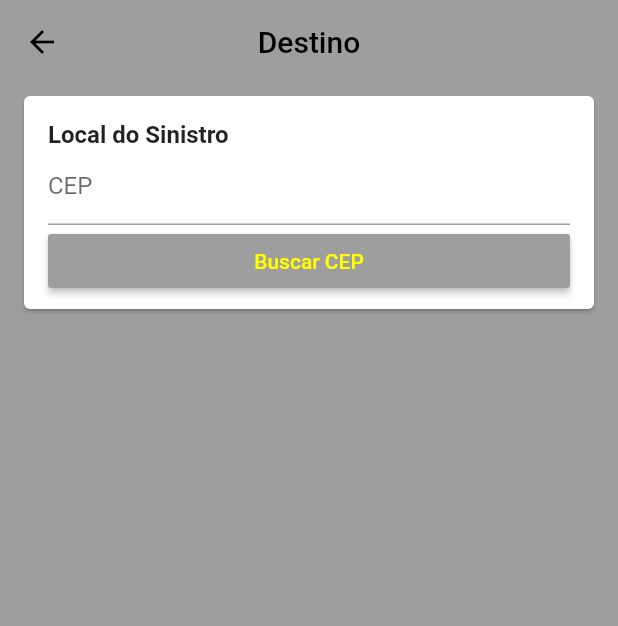
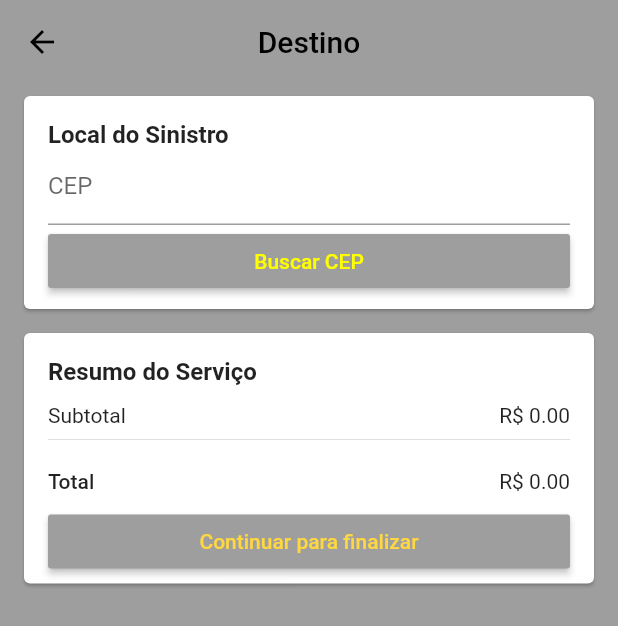
Before and after one commit to jonathanGontijo/dualPrime, a Flutter app: the OrderScreen screen opened by its route, after a tap on "Continuar para local da prestação do ser", on a phone screen of 412 x 824 dp. Shown: the top 626 px of the screen. Run offline on Flutter 3.47's test engine with Material 2 defaults, Android fonts, the phone set to English and light mode, and no system bars; our stand-ins replace brasil_fields, carousel_pro_nullsafety, cloud_firestore, dio, firebase_auth, firebase_core and 3 more; missing offline and left inert: alphabet_list_scroll_view; accounts and stored records are empty.

Commit message:
Pagina de finalizacao

```diff
--- a/lib/common/custom_icon_button.dart
+++ b/lib/common/custom_icon_button.dart
@@ -2,11 +2,12 @@ import 'package:flutter/material.dart';
 
 class CustomIconButton extends StatelessWidget {
 
-  const CustomIconButton({required this.iconData, required this.color, required this.onTap});
+  const CustomIconButton({this.size, required this.iconData, required this.color, required this.onTap});
 
   final IconData iconData;
   final Color color;
   final VoidCallback onTap;
+  final double? size;
 
   @override
   Widget build(BuildContext context) {
@@ -21,6 +22,7 @@ class CustomIconButton extends StatelessWidget {
             child: Icon(
               iconData,
               color: color,
+              size: size ?? 24,
             ),
           ),
         ),
--- a/lib/common/price_order.dart
+++ b/lib/common/price_order.dart
@@ -45,9 +45,7 @@ class PriceOrder extends StatelessWidget {
                 Text('Total',
                   style: TextStyle(fontWeight: FontWeight.w500),
                 ),
-                Text(
-                  'R\$ 14.99'
-                ),
+                Text('R\$ ${orderPrices.toStringAsFixed(2)}'),
               ],
             ),
             SizedBox(height: 8,),
--- a/lib/main.dart
+++ b/lib/main.dart
@@ -29,7 +29,7 @@ void main() async {
 
   runApp(MyApp());
 
-  CepAbertoService().getAddressFromCep('32.185-020').then((address) => print(address));
+  //CepAbertoService().getAddressFromCep('32.185-020').then((address) => print(address));
 
 }
 
--- a/lib/models/address.dart
+++ b/lib/models/address.dart
@@ -1,17 +1,17 @@
 class Address {
 
-  Address({required this.street, required this.district,
-    required this.zipCode, required this.city, required this.state, required this.lat, required this.long});
+  Address({this.street,  this.district, this.number, this.complement,
+     this.zipCode,  this.city,  this.state,  this.lat,  this.long});
 
-  late String street;
-  late String number;
-  late String complement;
-  late String district;
-  late String zipCode;
-  late String city;
-  late String state;
+  late String? street;
+  late String? number;
+  late String? complement;
+  late String? district;
+  late String? zipCode;
+  late String? city;
+  late String? state;
 
-  late double? lat;
-  late double? long;
+  double? lat;
+  double? long;
 
 }
--- a/lib/screens/adress/adress_screen.dart
+++ b/lib/screens/adress/adress_screen.dart
@@ -1,4 +1,7 @@
+import 'package:dual/common/price_order.dart';
+import 'package:dual/models/order_manager.dart';
 import 'package:flutter/material.dart';
+import 'package:provider/provider.dart';
 
 import 'components/adress_card.dart';
 
@@ -14,7 +17,17 @@ class AdressScreen extends StatelessWidget {
       ),
       body: ListView(
         children: [
-          AdressCard()
+          AdressCard(),
+          Consumer<OrderManager>(
+              builder: (_,orderManager, __){
+                return PriceOrder(
+                  buttonText: 'Continuar para finalizar',
+                  onPressed: /* orderManager.isAddressValid ? */ (){
+
+                  }, /*: null,*/
+                );
+              },
+          ),
         ],
       ),
     );
--- /dev/null
+++ b/lib/screens/adress/components/address_input_field.dart
@@ -0,0 +1,157 @@
+import 'package:dual/models/address.dart';
+import 'package:dual/models/order_manager.dart';
+import 'package:flutter/material.dart';
+import 'package:flutter/services.dart';
+import 'package:provider/provider.dart';
+
+class AddressInputField extends StatelessWidget {
+
+  const AddressInputField(this.address);
+
+  final Address address;
+
+  @override
+  Widget build(BuildContext context) {
+    final primaryColor = Theme.of(context).primaryColor;
+    //final orderManager = context.watch<OrderManager>();
+
+    String emptyValidator(String text) =>
+        text.isEmpty ? 'Campo obrigatório' : '';
+
+    if(address.street != null)
+    return Column(
+      crossAxisAlignment: CrossAxisAlignment.stretch,
+      children: <Widget>[
+        TextFormField(
+          initialValue: address.street,
+          decoration: const InputDecoration(
+            isDense: true,
+            labelText: 'Rua/Avenida',
+            hintText: 'Av. Barão Homem de Melo',
+          ),
+         // validator: emptyValidator,
+          onSaved: (t) => address.street = t,
+        ),
+        Row(
+          children: <Widget>[
+            Expanded(
+              child: TextFormField(
+                initialValue: address.number,
+                decoration: const InputDecoration(
+                  isDense: true,
+                  labelText: 'Número',
+                  hintText: '123',
+                ),
+                inputFormatters: [
+                  WhitelistingTextInputFormatter.digitsOnly,
+                ],
+                keyboardType: TextInputType.number,
+               // validator: emptyValidator,
+                onSaved: (t) => address.number = t,
+              ),
+            ),
+            const SizedBox(
+              width: 16,
+            ),
+            Expanded(
+              child: TextFormField(
+                initialValue: address.complement,
+                decoration: const InputDecoration(
+                  isDense: true,
+                  labelText: 'Complemento',
+                  hintText: 'Opcional',
+                ),
+                onSaved: (t) => address.complement = t,
+              ),
+            ),
+          ],
+        ),
+        TextFormField(
+          initialValue: address.district,
+          decoration: const InputDecoration(
+            isDense: true,
+            labelText: 'Bairro',
+            hintText: 'Estoril',
+          ),
+         // validator: emptyValidator,
+          onSaved: (t) => address.district = t,
+        ),
+        Row(
+          children: <Widget>[
+            Expanded(
+              flex: 3,
+              child: TextFormField(
+                //enabled: false,
+                initialValue: address.city,
+                decoration: const InputDecoration(
+                  isDense: true,
+                  labelText: 'Cidade',
+                  hintText: 'Belo Horizonte',
+                ),
+               // validator: emptyValidator,
+                onSaved: (t) => address.city = t,
+              ),
+            ),
+            const SizedBox(
+              width: 16,
+            ),
+            Expanded(
+              child: TextFormField(
+                autocorrect: false,
+                enabled: false,
+                textCapitalization: TextCapitalization.characters,
+                initialValue: address.state,
+                decoration: const InputDecoration(
+                  isDense: true,
+                  labelText: 'UF',
+                  hintText: 'MG',
+                  counterText: '',
+                ),
+                maxLength: 2,
+                validator: (e) {
+                  if (e!.isEmpty) {
+                    return 'Campo obrigatório';
+                  } else if (e.length != 2) {
+                    return 'Inválido';
+                  }
+                  return null;
+                },
+                onSaved: (t) => address.state = t,
+              ),
+            ),
+          ],
+        ),
+        const SizedBox(height: 8,),
+        RaisedButton(
+          color: primaryColor,
+          disabledColor: primaryColor.withAlpha(100),
+          textColor: Colors.yellowAccent,
+          onPressed: ()async {
+            if(Form.of(context)!.validate()){
+              Form.of(context)!.save();
+              try{
+                await context.read<OrderManager>().setAddress(address);
+              } catch (e){
+                Scaffold.of(context).showSnackBar(
+                    SnackBar(
+                      content: Text('$e'),
+                      backgroundColor: Colors.red,
+                    )
+                );
+              }
+            }
+          },
+          child: const Text('Calcular Distancia'),
+        ),
+      ],
+    );
+    else return Container();
+    /*else if(address.zipCode != null)
+      return Padding(
+        padding: EdgeInsets.only(bottom: 16),
+        child: Text(
+            '${address.street}, ${address.number}\n${address.district}\n${address.city} - ${address.state}'
+        ),
+      );*/
+  }
+}
--- a/lib/screens/adress/components/adress_card.dart
+++ b/lib/screens/adress/components/adress_card.dart
@@ -1,4 +1,6 @@
+import 'package:dual/models/address.dart';
 import 'package:dual/models/order_manager.dart';
+import 'package:dual/screens/adress/components/address_input_field.dart';
 import 'package:flutter/material.dart';
 import 'package:provider/provider.dart';
 import 'cep_input_field.dart';
@@ -13,8 +15,7 @@ class AdressCard extends StatelessWidget {
         padding: EdgeInsets.fromLTRB(16, 16, 16, 8),
         child: Consumer<OrderManager>(
           builder: (_, orderManager, __){
-            final address = orderManager.address;
-            print(address);
+            final address = orderManager.address ?? Address();
 
             return Form(
               child: Column(
@@ -27,7 +28,15 @@ class AdressCard extends StatelessWidget {
                       fontSize: 16,
                     ),
                   ),
-                  CepInputField()
+                  CepInputField(address),
+                  AddressInputField(address),
+                 // if(address.zipCode != null && orderManager.distancyP != null)
+                   /* Padding(
+                        padding: EdgeInsets.only(bottom: 16),
+                      child: Text(
+                        '${address.street}, ${address.number}\n${address.district}\n${address.city} - ${address.state}'
+                      ),
+                    )*/
                 ],
               ),
             );
--- a/lib/screens/adress/components/cep_input_field.dart
+++ b/lib/screens/adress/components/cep_input_field.dart
@@ -1,4 +1,6 @@
 import 'package:brasil_fields/brasil_fields.dart';
+import 'package:dual/common/custom_icon_button.dart';
+import 'package:dual/models/address.dart';
 import 'package:dual/models/order_manager.dart';
 import 'package:flutter/material.dart';
 import 'package:flutter/services.dart';
@@ -6,12 +8,18 @@ import 'package:provider/provider.dart';
 
 class CepInputField extends StatelessWidget {
 
+  CepInputField(this.address);
+
+  final Address address;
+
   final TextEditingController cepController = TextEditingController();
 
   @override
   Widget build(BuildContext context) {
+
     final primaryColor = Theme.of(context).primaryColor;
 
+    if(address.street == null)
     return Column(
       crossAxisAlignment: CrossAxisAlignment.stretch,
       children: [
@@ -20,7 +28,7 @@ class CepInputField extends StatelessWidget {
           decoration: InputDecoration(
             isDense: true,
             labelText: 'CEP',
-            hintText: '12.345-678'
+            hintText: '32.345-678'
           ),
           inputFormatters: [
             WhitelistingTextInputFormatter.digitsOnly,
@@ -48,5 +56,27 @@ class CepInputField extends StatelessWidget {
          ),
       ],
     );
+    else
+      return Row(
+        children: [
+          Expanded(
+            child: Text(
+                'CEP:  ${address.zipCode}',
+              style: TextStyle(
+                color: primaryColor,
+                fontWeight: FontWeight.w600
+              ),
+            ),
+          ),
+          CustomIconButton(
+              iconData: Icons.edit,
+              color: primaryColor,
+              size: 20,
+              onTap: (){
+                context.read<OrderManager>().removedAddress();
+              }
+          )
+        ],
+      );
   }
 }
--- a/pubspec.yaml
+++ b/pubspec.yaml
@@ -44,6 +44,7 @@ dependencies:
   image_cropper: ^1.4.1
   dio: ^4.0.3
   brasil_fields: ^1.3.0
+  geolocator: ^7.7.1
 
 
 dev_dependencies:
```
Also changed, not shown: lib/models/order_manager.dart (+48 -2 lines), pubspec.lock, 1 other file.
